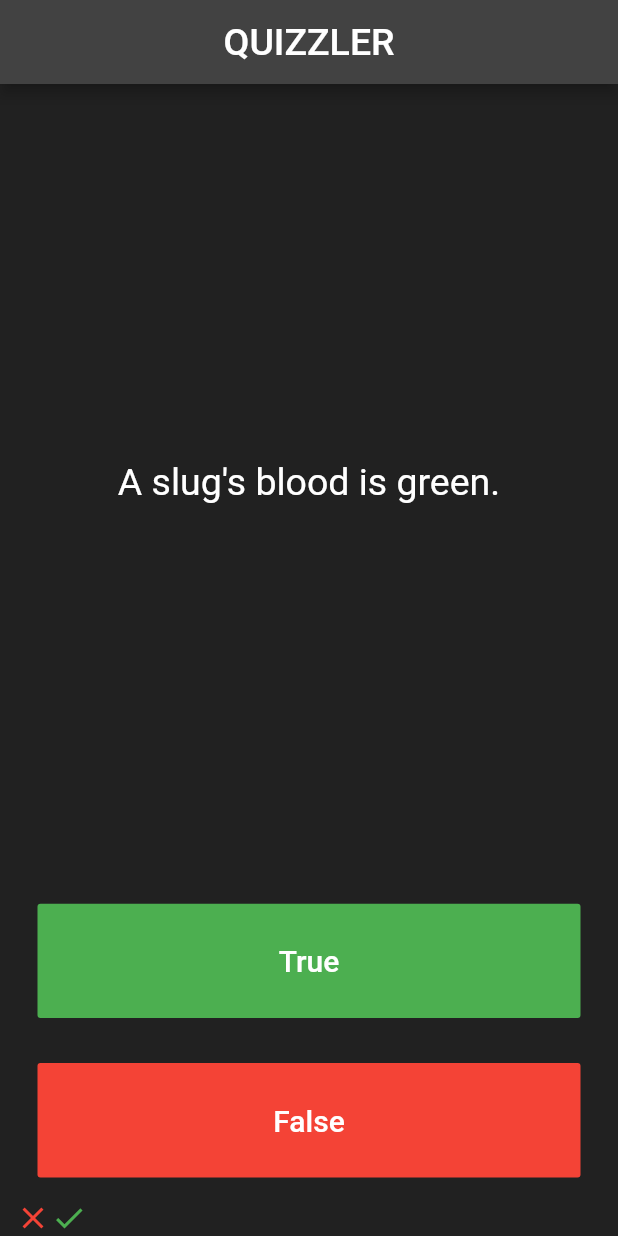
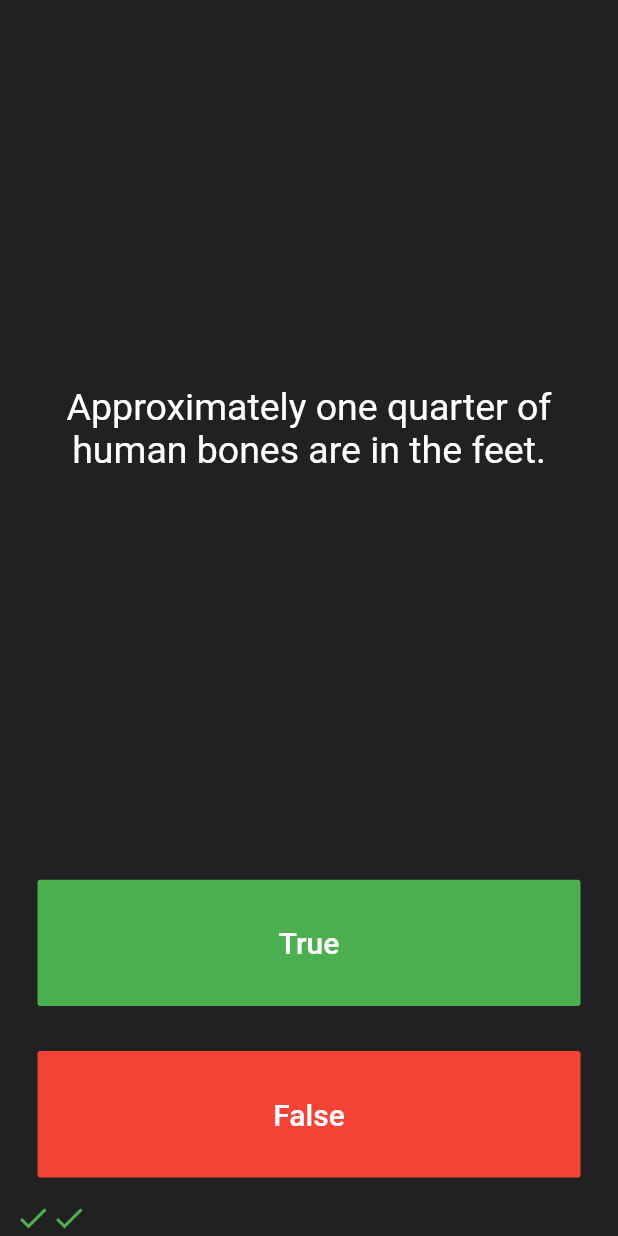
Before and after one commit to Procoder16/Quizzler, a Flutter app: the screen it shows after launch, after a tap on "True", after a tap on "False", on a phone screen of 412 x 824 dp. Run offline on Flutter 3.47's test engine with Material 2 defaults, Android fonts, the phone set to English and light mode, and no system bars; our stand-ins replace rflutter_alert.

Commit message:
project completed

```diff
--- a/lib/main.dart
+++ b/lib/main.dart
@@ -1,5 +1,7 @@
 import 'package:flutter/material.dart';
-import 'quizBrain.dart';
+//TODO: Step 2 - Import the rFlutter_Alert package here.
+import 'package:rflutter_alert/rflutter_alert.dart';
+import 'quiz_brain.dart';
 
 QuizBrain quizBrain = QuizBrain();
 
@@ -10,16 +12,6 @@ class Quizzler extends StatelessWidget {
   Widget build(BuildContext context) {
     return MaterialApp(
       home: Scaffold(
-        appBar: AppBar(
-          backgroundColor: Colors.grey[800],
-          centerTitle: true,
-          title: Text(
-            'QUIZZLER',
-            style: TextStyle(
-              fontSize: 25.0,
-            ),
-          ),
-        ),
         backgroundColor: Colors.grey.shade900,
         body: SafeArea(
           child: Padding(
@@ -38,23 +30,51 @@ class QuizPage extends StatefulWidget {
 }
 
 class _QuizPageState extends State<QuizPage> {
-  List<Widget> scoreKeeper = [];
-  // List<String> questions = [
-  //   'You can lead a cow down stairs but not up stairs.',
-  //   'Approximately one quarter of human bones are in the feet.',
-  //   'A slug\'s blood is green.',
-  //   'My name is Soumik',
-  // ];
-  //
-  // List<bool> answers = [
-  //   false,
-  //   true,
-  //   true,
-  //   true,
-  // ];
+  List<Icon> scoreKeeper = [];
 
-  // Questions q1 =
-  //     Questions('You can lead a cow down stairs but not up stairs.', false);
+  void checkAnswer(bool userPickedAnswer) {
+    bool correctAnswer = quizBrain.getCorrectAnswer();
+
+    setState(() {
+      //TODO: Step 4 - Use IF/ELSE to check if we've reached the end of the quiz. If so,
+      //On the next line, you can also use if (quizBrain.isFinished()) {}, it does the same thing.
+      if (quizBrain.isFinished() == true) {
+        //TODO Step 4 Part A - show an alert using rFlutter_alert,
+
+        //This is the code for the basic alert from the docs for rFlutter Alert:
+        //Alert(context: context, title: "RFLUTTER", desc: "Flutter is awesome.").show();
+
+        //Modified for our purposes:
+        Alert(
+          context: context,
+          title: 'Finished!',
+          desc: 'You\'ve reached the end of the quiz.',
+        ).show();
+
+        //TODO Step 4 Part C - reset the questionNumber,
+        quizBrain.reset();
+
+        //TODO Step 4 Part D - empty out the scoreKeeper.
+        scoreKeeper = [];
+      }
+
+      //TODO: Step 6 - If we've not reached the end, ELSE do the answer checking steps below 👇
+      else {
+        if (userPickedAnswer == correctAnswer) {
+          scoreKeeper.add(Icon(
+            Icons.check,
+            color: Colors.green,
+          ));
+        } else {
+          scoreKeeper.add(Icon(
+            Icons.close,
+            color: Colors.red,
+          ));
+        }
+        quizBrain.nextQuestion();
+      }
+    });
+  }
 
   @override
   Widget build(BuildContext context) {
@@ -92,25 +112,8 @@ class _QuizPageState extends State<QuizPage> {
                 ),
               ),
               onPressed: () {
-                setState(() {
-                  bool correctAnswer = quizBrain.getQuestionAnswer();
-                  if (correctAnswer == true) {
-                    scoreKeeper.add(
-                      Icon(
-                        Icons.check,
-                        color: Colors.green,
-                      ),
-                    );
-                  } else {
-                    scoreKeeper.add(
-                      Icon(
-                        Icons.close,
-                        color: Colors.red,
-                      ),
-                    );
-                  }
-                  quizBrain.nextQuestion();
-                });
+                //The user picked true.
+                checkAnswer(true);
               },
             ),
           ),
@@ -128,23 +131,8 @@ class _QuizPageState extends State<QuizPage> {
                 ),
               ),
               onPressed: () {
-                setState(() {
-                  bool correctAnswer = quizBrain.getQuestionAnswer();
-                  if (correctAnswer == false) {
-                    scoreKeeper.add(Icon(
-                      Icons.check,
-                      color: Colors.green,
-                    ));
-                  } else {
-                    scoreKeeper.add(
-                      Icon(
-                        Icons.close,
-                        color: Colors.red,
-                      ),
-                    );
-                  }
-                  quizBrain.nextQuestion();
-                });
+                //The user picked false.
+                checkAnswer(false);
               },
             ),
           ),
@@ -156,3 +144,9 @@ class _QuizPageState extends State<QuizPage> {
     );
   }
 }
+
+/*
+question1: 'You can lead a cow down stairs but not up stairs.', false,
+question2: 'Approximately one quarter of human bones are in the feet.', true,
+question3: 'A slug\'s blood is green.', true,
+*/
--- a/lib/questions.dart
+++ b/lib/question.dart
@@ -1,8 +1,8 @@
-class Questions {
+class Question {
   String questionText;
   bool questionAnswer;
 
-  Questions(String q, bool a) {
+  Question(String q, bool a) {
     questionText = q;
     questionAnswer = a;
   }
--- /dev/null
+++ b/lib/quiz_brain.dart
@@ -0,0 +1,66 @@
+import 'question.dart';
+
+class QuizBrain {
+  int _questionNumber = 0;
+
+  List<Question> _questionBank = [
+    Question('Some cats are actually allergic to humans', true),
+    Question('You can lead a cow down stairs but not up stairs.', false),
+    Question('Approximately one quarter of human bones are in the feet.', true),
+    Question('A slug\'s blood is green.', true),
+    Question('Buzz Aldrin\'s mother\'s maiden name was \"Moon\".', true),
+    Question('It is illegal to pee in the Ocean in Portugal.', true),
+    Question(
+        'No piece of square dry paper can be folded in half more than 7 times.',
+        false),
+    Question(
+        'In London, UK, if you happen to die in the House of Parliament, you are technically entitled to a state funeral, because the building is considered too sacred a place.',
+        true),
+    Question(
+        'The loudest sound produced by any animal is 188 decibels. That animal is the African Elephant.',
+        false),
+    Question(
+        'The total surface area of two human lungs is approximately 70 square metres.',
+        true),
+    Question('Google was originally called \"Backrub\".', true),
+    Question(
+        'Chocolate affects a dog\'s heart and nervous system; a few ounces are enough to kill a small dog.',
+        true),
+    Question(
+        'In West Virginia, USA, if you accidentally hit an animal with your car, you are free to take it home to eat.',
+        true),
+  ];
+
+  void nextQuestion() {
+    if (_questionNumber < _questionBank.length - 1) {
+      _questionNumber++;
+    }
+  }
+
+  String getQuestionText() {
+    return _questionBank[_questionNumber].questionText;
+  }
+
+  bool getCorrectAnswer() {
+    return _questionBank[_questionNumber].questionAnswer;
+  }
+
+  //TODO: Step 3 Part A - Create a method called isFinished() here that checks to see if we have reached the last question. It should return (have an output) true if we've reached the last question and it should return false if we're not there yet.
+
+  bool isFinished() {
+    if (_questionNumber >= _questionBank.length - 1) {
+      //TODO: Step 3 Part B - Use a print statement to check that isFinished is returning true when you are indeed at the end of the quiz and when a restart should happen.
+
+      print('Now returning true');
+      return true;
+
+    } else {
+      return false;
+    }
+  }
+
+  //TODO: Step 4 part B - Create a reset() method here that sets the questionNumber back to 0.
+  void reset() {
+    _questionNumber = 0;
+  }
+}
```
Also changed, not shown: lib/quizBrain.dart (deleted, +0 -43 lines), pubspec.yaml (+2 -47 lines), 3 other files.
